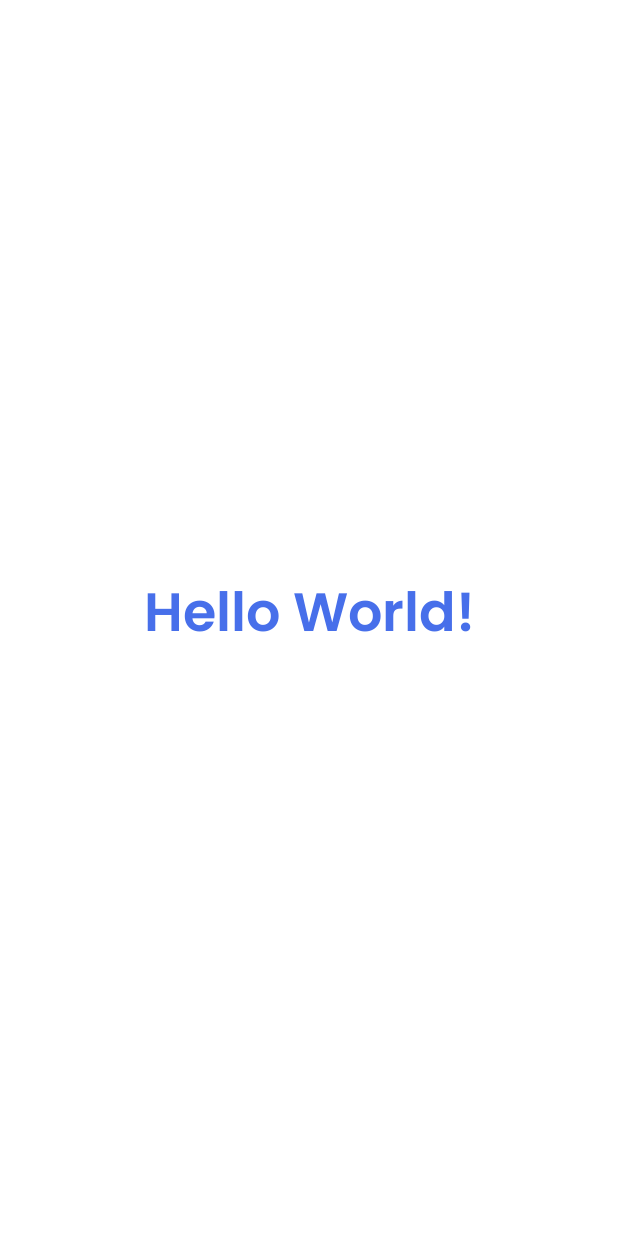
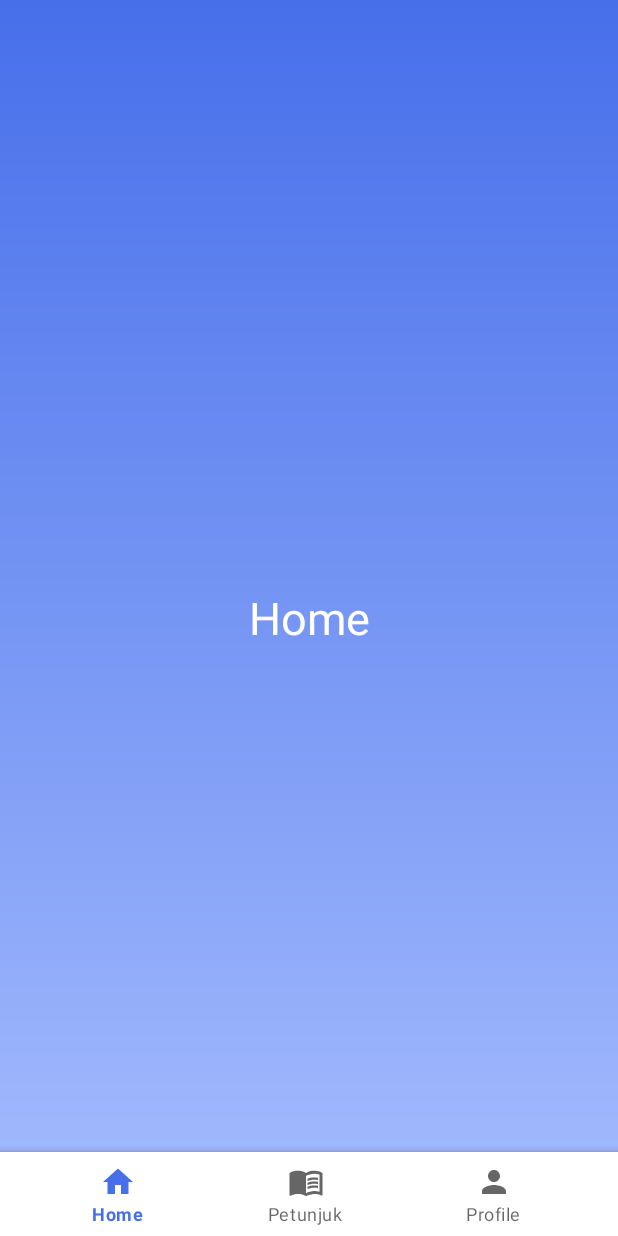
Before and after one commit to Fikriilmi3/ProjectBesar, an Android app: the MainActivity screen opened directly, with no data from a screen before it, on a phone screen of 412 x 824 dp. Run offline under Robolectric (Android 15) with nearby library versions, the light colour scheme and no system bars.

Commit message:
Bottom Bar

```diff
--- a/app/build.gradle
+++ b/app/build.gradle
@@ -26,6 +26,10 @@ android {
         sourceCompatibility JavaVersion.VERSION_1_8
         targetCompatibility JavaVersion.VERSION_1_8
     }
+
+    buildFeatures {
+        viewBinding true
+    }
 }
 
 dependencies {
--- a/app/src/main/java/com/example/projectbesar/GetStarted.java
+++ b/app/src/main/java/com/example/projectbesar/GetStarted.java
@@ -19,7 +19,7 @@ public class GetStarted extends AppCompatActivity {
         startButton.setOnClickListener(new View.OnClickListener() {
             @Override
             public void onClick(View view) {
-                Intent i = new Intent(GetStarted.this, MainActivity.class);
+                Intent i = new Intent(GetStarted.this, LoginActivity.class);
                 startActivity(i);
                 finish();
             }
--- /dev/null
+++ b/app/src/main/java/com/example/projectbesar/HomeFragment.java
@@ -0,0 +1,20 @@
+package com.example.projectbesar;
+
+import android.os.Bundle;
+
+import androidx.fragment.app.Fragment;
+
+import android.view.LayoutInflater;
+import android.view.View;
+import android.view.ViewGroup;
+
+public class HomeFragment extends Fragment {
+
+
+    @Override
+    public View onCreateView(LayoutInflater inflater, ViewGroup container,
+                             Bundle savedInstanceState) {
+        // Inflate the layout for this fragment
+        return inflater.inflate(R.layout.fragment_home, container, false);
+    }
+}
--- a/app/src/main/java/com/example/projectbesar/MainActivity.java
+++ b/app/src/main/java/com/example/projectbesar/MainActivity.java
@@ -1,14 +1,47 @@
 package com.example.projectbesar;
 
 import androidx.appcompat.app.AppCompatActivity;
+import androidx.fragment.app.Fragment;
+import androidx.fragment.app.FragmentManager;
+import androidx.fragment.app.FragmentTransaction;
 
 import android.os.Bundle;
 
+import com.example.projectbesar.databinding.ActivityMainBinding;
+
 public class MainActivity extends AppCompatActivity {
+
+    ActivityMainBinding binding;
 
     @Override
     protected void onCreate(Bundle savedInstanceState) {
         super.onCreate(savedInstanceState);
-        setContentView(R.layout.activity_main);
+        binding = ActivityMainBinding.inflate(getLayoutInflater());
+        setContentView(binding.getRoot());
+
+        replaceFragment(new HomeFragment());
+        binding.bottomNavigationView.setBackground(null);
+
+        binding.bottomNavigationView.setOnItemSelectedListener(item -> {
+            switch (item.getItemId()) {
+                case R.id.home:
+                    replaceFragment(new HomeFragment());
+                    break;
+                case R.id.petunjuk:
+                    replaceFragment(new PetunjukFragment());
+                    break;
+                case R.id.profile:
+                    replaceFragment(new ProfileFragment());
+                    break;
+            }
+            return true;
+        });
+    }
+
+    private void replaceFragment(Fragment fragment) {
+        FragmentManager fragmentManager = getSupportFragmentManager();
+        FragmentTransaction fragmentTransaction = fragmentManager.beginTransaction();
+        fragmentTransaction.replace(R.id.frame_layout, fragment);
+        fragmentTransaction.commit();
     }
 }
--- a/app/src/main/java/com/example/projectbesar/NavigationActivity.java
+++ b/app/src/main/java/com/example/projectbesar/NavigationActivity.java
@@ -76,7 +76,7 @@ public class NavigationActivity extends AppCompatActivity {
         skipButton.setOnClickListener(new View.OnClickListener() {
             @Override
             public void onClick(View v) {
-                Intent i = new Intent(NavigationActivity.this, MainActivity.class);
+                Intent i = new Intent(NavigationActivity.this, GetStarted.class);
                 startActivity(i);
                 finish();
             }
--- /dev/null
+++ b/app/src/main/res/drawable/baseline_home_24.xml
@@ -0,0 +1,5 @@
+<vector android:height="24dp" android:tint="#CDC8C8"
+    android:viewportHeight="24" android:viewportWidth="24"
+    android:width="24dp" xmlns:android="http://schemas.android.com/apk/res/android">
+    <path android:fillColor="@android:color/white" android:pathData="M10,20v-6h4v6h5v-8h3L12,3 2,12h3v8z"/>
+</vector>
--- /dev/null
+++ b/app/src/main/res/drawable/baseline_menu_book_24.xml
@@ -0,0 +1,8 @@
+<vector android:autoMirrored="true" android:height="24dp"
+    android:tint="#CDC8C8" android:viewportHeight="24"
+    android:viewportWidth="24" android:width="24dp" xmlns:android="http://schemas.android.com/apk/res/android">
+    <path android:fillColor="@android:color/white" android:pathData="M21,5c-1.11,-0.35 -2.33,-0.5 -3.5,-0.5c-1.95,0 -4.05,0.4 -5.5,1.5c-1.45,-1.1 -3.55,-1.5 -5.5,-1.5S2.45,4.9 1,6v14.65c0,0.25 0.25,0.5 0.5,0.5c0.1,0 0.15,-0.05 0.25,-0.05C3.1,20.45 5.05,20 6.5,20c1.95,0 4.05,0.4 5.5,1.5c1.35,-0.85 3.8,-1.5 5.5,-1.5c1.65,0 3.35,0.3 4.75,1.05c0.1,0.05 0.15,0.05 0.25,0.05c0.25,0 0.5,-0.25 0.5,-0.5V6C22.4,5.55 21.75,5.25 21,5zM21,18.5c-1.1,-0.35 -2.3,-0.5 -3.5,-0.5c-1.7,0 -4.15,0.65 -5.5,1.5V8c1.35,-0.85 3.8,-1.5 5.5,-1.5c1.2,0 2.4,0.15 3.5,0.5V18.5z"/>
+    <path android:fillColor="@android:color/white" android:pathData="M17.5,10.5c0.88,0 1.73,0.09 2.5,0.26V9.24C19.21,9.09 18.36,9 17.5,9c-1.7,0 -3.24,0.29 -4.5,0.83v1.66C14.13,10.85 15.7,10.5 17.5,10.5z"/>
+    <path android:fillColor="@android:color/white" android:pathData="M13,12.49v1.66c1.13,-0.64 2.7,-0.99 4.5,-0.99c0.88,0 1.73,0.09 2.5,0.26V11.9c-0.79,-0.15 -1.64,-0.24 -2.5,-0.24C15.8,11.66 14.26,11.96 13,12.49z"/>
+    <path android:fillColor="@android:color/white" android:pathData="M17.5,14.33c-1.7,0 -3.24,0.29 -4.5,0.83v1.66c1.13,-0.64 2.7,-0.99 4.5,-0.99c0.88,0 1.73,0.09 2.5,0.26v-1.52C19.21,14.41 18.36,14.33 17.5,14.33z"/>
+</vector>
--- /dev/null
+++ b/app/src/main/res/drawable/baseline_person_24.xml
@@ -0,0 +1,5 @@
+<vector android:height="24dp" android:tint="#CDC8C8"
+    android:viewportHeight="24" android:viewportWidth="24"
+    android:width="24dp" xmlns:android="http://schemas.android.com/apk/res/android">
+    <path android:fillColor="@android:color/white" android:pathData="M12,12c2.21,0 4,-1.79 4,-4s-1.79,-4 -4,-4 -4,1.79 -4,4 1.79,4 4,4zM12,14c-2.67,0 -8,1.34 -8,4v2h16v-2c0,-2.66 -5.33,-4 -8,-4z"/>
+</vector>
--- a/app/src/main/res/layout/activity_main.xml
+++ b/app/src/main/res/layout/activity_main.xml
@@ -1,22 +1,32 @@
 <?xml version="1.0" encoding="utf-8"?>
-<androidx.constraintlayout.widget.ConstraintLayout xmlns:android="http://schemas.android.com/apk/res/android"
+<androidx.coordinatorlayout.widget.CoordinatorLayout xmlns:android="http://schemas.android.com/apk/res/android"
     xmlns:app="http://schemas.android.com/apk/res-auto"
     xmlns:tools="http://schemas.android.com/tools"
     android:layout_width="match_parent"
     android:layout_height="match_parent"
+    android:background="@drawable/round_btn"
     tools:context=".MainActivity">
 
-    <TextView
-        android:layout_width="wrap_content"
+    <FrameLayout
+        android:layout_width="match_parent"
+        android:layout_height="match_parent"
+        android:id="@+id/frame_layout"/>
+    <com.google.android.material.bottomappbar.BottomAppBar
+        android:layout_width="match_parent"
         android:layout_height="wrap_content"
-        android:fontFamily="@font/poppins_semibold"
-        android:text="Hello World!"
-        android:textAlignment="center"
-        android:textColor="@color/biru"
-        android:textSize="36sp"
-        app:layout_constraintBottom_toBottomOf="parent"
-        app:layout_constraintEnd_toEndOf="parent"
-        app:layout_constraintStart_toStartOf="parent"
-        app:layout_constraintTop_toTopOf="parent" />
+        android:id="@+id/bottomAppBar"
+        android:layout_gravity="bottom"
+        android:background="@color/white"
+        app:fabCradleMargin="10dp"
+        app:fabCradleRoundedCornerRadius="50dp">
+        <com.google.android.material.bottomnavigation.BottomNavigationView
+            android:layout_width="wrap_content"
+            android:layout_height="wrap_content"
+            android:id="@+id/bottomNavigationView"
+            android:layout_marginEnd="20dp"
+            app:labelVisibilityMode="labeled"
+            android:background="@android:color/transparent"
+            app:menu="@menu/bottom_menu"/>
+    </com.google.android.material.bottomappbar.BottomAppBar>
 
-</androidx.constraintlayout.widget.ConstraintLayout>
+</androidx.coordinatorlayout.widget.CoordinatorLayout>
--- /dev/null
+++ b/app/src/main/res/layout/fragment_home.xml
@@ -0,0 +1,18 @@
+<?xml version="1.0" encoding="utf-8"?>
+<FrameLayout xmlns:android="http://schemas.android.com/apk/res/android"
+    xmlns:tools="http://schemas.android.com/tools"
+    android:layout_width="match_parent"
+    android:layout_height="match_parent"
+    android:background="@drawable/round_btn"
+    tools:context=".HomeFragment">
+
+    <!-- TODO: Update blank fragment layout -->
+    <TextView
+        android:layout_width="match_parent"
+        android:layout_height="match_parent"
+        android:text="Home"
+        android:gravity="center"
+        android:textSize="30sp"
+        android:textColor="@color/white"/>
+
+</FrameLayout>
--- /dev/null
+++ b/app/src/main/res/menu/bottom_menu.xml
@@ -0,0 +1,15 @@
+<?xml version="1.0" encoding="utf-8"?>
+<menu xmlns:android="http://schemas.android.com/apk/res/android">
+    <item
+        android:id="@+id/home"
+        android:title="Home"
+        android:icon="@drawable/baseline_home_24"/>
+    <item
+        android:id="@+id/petunjuk"
+        android:title="Petunjuk"
+        android:icon="@drawable/baseline_menu_book_24"/>
+    <item
+        android:id="@+id/profile"
+        android:title="Profile"
+        android:icon="@drawable/baseline_person_24"/>
+</menu>
--- a/app/src/main/res/values/strings.xml
+++ b/app/src/main/res/values/strings.xml
@@ -12,4 +12,6 @@
     Go live on YouTube from webcam, mobile and encoder streaming.</string>
 
     <string name="startDesc">Create a long video or shorts and upload on youtube. Interact with your subscribers on youtube live.</string>
+    <!-- TODO: Remove or change this placeholder text -->
+    <string name="hello_blank_fragment">Hello blank fragment</string>
 </resources>
```
Also changed, not shown: app/src/main/AndroidManifest.xml (+1 -7 lines), app/src/main/java/com/example/projectbesar/LoginActivity.java (+28 -0 lines), app/src/main/java/com/example/projectbesar/PetunjukFragment.java (added, +20 -0 lines), app/src/main/java/com/example/projectbesar/ProfileFragment.java (added, +20 -0 lines), app/src/main/java/com/example/projectbesar/RegisterActivity.java (+30 -0 lines), app/src/main/res/layout/activity_register.xml (+9 -7 lines), app/src/main/res/layout/fragment_petunjuk.xml (added, +18 -0 lines), app/src/main/res/layout/fragment_profile.xml (added, +18 -0 lines).
